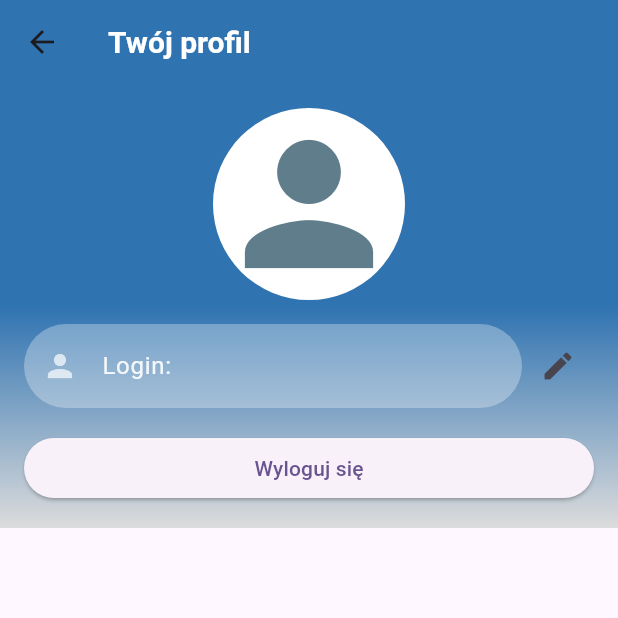
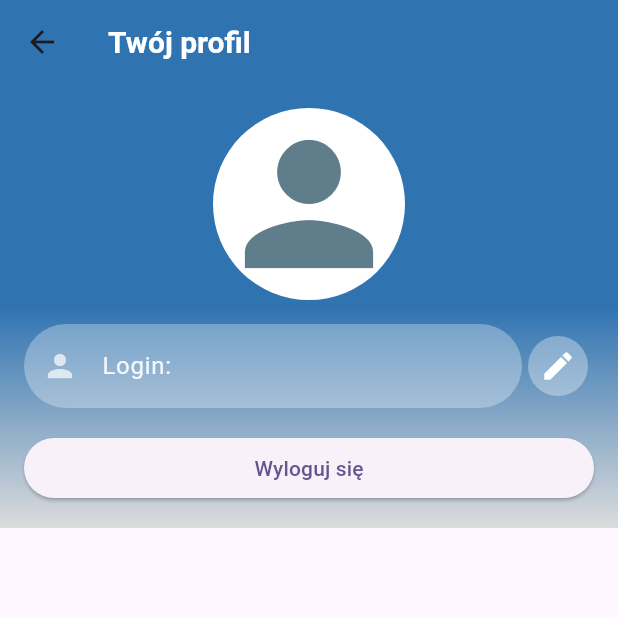
Before and after one commit to KZielinskii/Tourips, a Flutter app: the ProfileScreen screen opened directly, on a phone screen of 412 x 824 dp, the top half of it. Run offline on Flutter 3.47's test engine with Material 3 defaults, Android fonts, the phone set to English and light mode, and no system bars; our stand-ins replace cloud_firestore, firebase_auth, firebase_core, firebase_storage, geolocator, google_maps_flutter and 1 more; missing offline and left inert: cloud_firestore_platform_interface; accounts and stored records are empty; network calls fail.

Commit message:
improved appearance of login edits

```diff
--- a/lib/screens/profile_screen.dart
+++ b/lib/screens/profile_screen.dart
@@ -197,7 +197,10 @@ class _ProfileScreenState extends State<ProfileScreen> {
                       ),
                     ),
                     IconButton(
-                      icon: Icon(_isEditingLogin ? Icons.save : Icons.edit),
+                      icon: Icon(
+                        _isEditingLogin ? Icons.save : Icons.edit,
+                        color: Colors.white,
+                      ),
                       onPressed: () {
                         if (_isEditingLogin) {
                           _saveNewLogin();
@@ -205,6 +208,9 @@ class _ProfileScreenState extends State<ProfileScreen> {
                           _toggleEditingLogin();
                         }
                       },
+                      style: ButtonStyle(
+                        backgroundColor: MaterialStateProperty.all<Color>(const Color(0x55FFFFFF)),
+                      ),
                     ),
                   ],
                 ),
```
